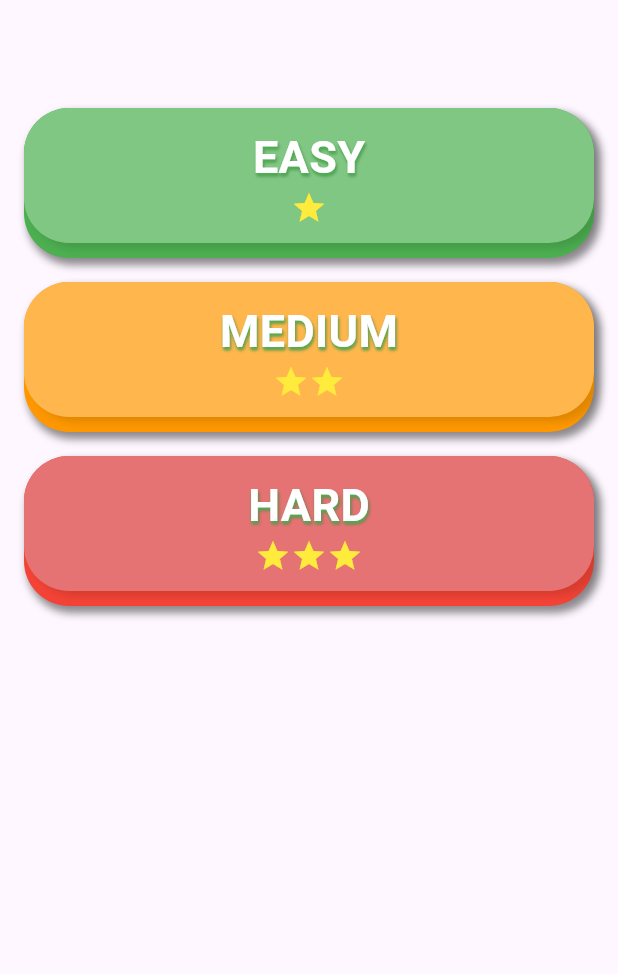
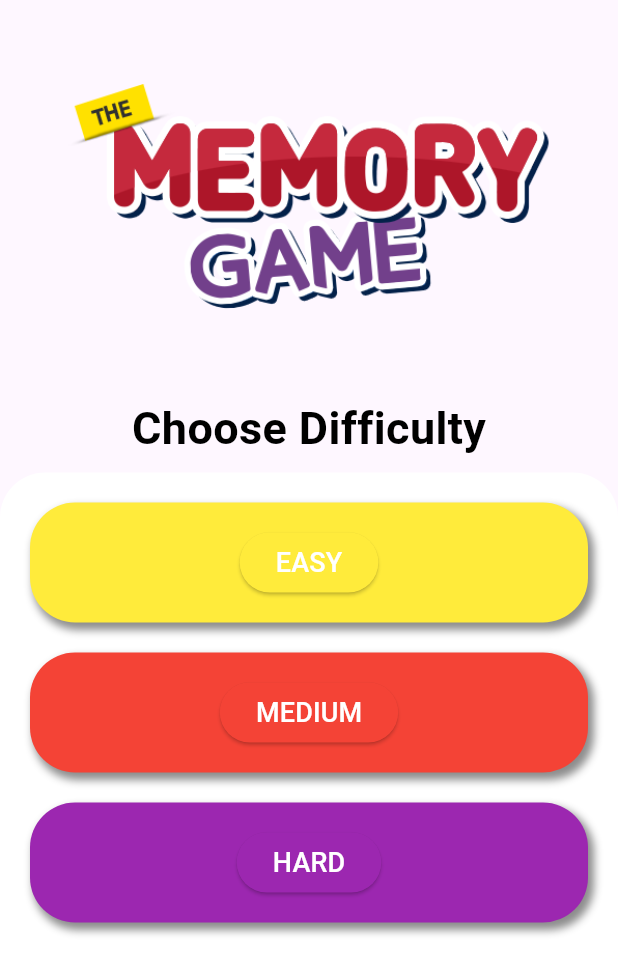
Before and after one commit to elisssa72/project1, a Flutter app: the screen it shows after launch, on a phone screen of 412 x 824 dp. Shown: the top 974 px of the screen. Run offline on Flutter 3.47's test engine with Material 3 defaults, Android fonts, the light colour scheme and no system bars; our stand-ins replace flip_card.

Commit message:
editing the homepage and changing the design

```diff
--- a/lib/data.dart
+++ b/lib/data.dart
@@ -66,7 +66,7 @@ List<bool> getInitialItemState(Level level) {
 List<GlobalKey<FlipCardState>> getCardStateKeys(Level level) {
   List<GlobalKey<FlipCardState>> cardStateKeys =
   [];
-  if (level == Level.Hard) {
+  if (level == Level.Hard) {            //addcards
     for (int i = 0; i < 18; i++) {
       cardStateKeys.add(GlobalKey<FlipCardState>());
     }
--- a/lib/homepage.dart
+++ b/lib/homepage.dart
@@ -12,8 +12,45 @@ class _HomePageState extends State<HomePage> {
   Widget build(BuildContext context) {
     return Scaffold(
       appBar: AppBar(),
-      body: Padding(
+      body: Column(
+        crossAxisAlignment: CrossAxisAlignment.start,
+        children: [
+          // Add an image here
+          Container(
+            height: 150,
+            width: double.infinity,
+            decoration: BoxDecoration(
+              image: DecorationImage(
+                image: AssetImage('assets/game.png'),
+
+              ),
+            ),
+          ),
+          SizedBox(height: 50),
+          Center(
+            child: Padding(
               padding: const EdgeInsets.all(8.0),
+              child: Text(
+                "Choose Difficulty",
+                style: TextStyle(
+                  color: Colors.black,
+                  fontSize: 30,
+                  fontWeight: FontWeight.bold,
+                ),
+              ),
+            ),
+          ),
+             Expanded(
+            child: Container(
+              decoration: BoxDecoration(
+                color: Colors.white,
+                borderRadius: BorderRadius.only(
+                  topLeft: Radius.circular(30),
+                  topRight: Radius.circular(30),
+                ),
+              ),
+              child: Padding(
+                padding: const EdgeInsets.all(10.0),
                 child: ListView.builder(
                   itemCount: _list.length,
                   itemBuilder: (context, index) {
@@ -23,14 +60,16 @@ class _HomePageState extends State<HomePage> {
                           context,
                           MaterialPageRoute(
                             builder: (BuildContext context) => _list[index].goto,
-                    ));
+                          ),
+                        );
                       },
                       child: Padding(
-                padding: const EdgeInsets.all(8.0),
+
+                        padding: const EdgeInsets.all(10.0),
                         child: Stack(
                           children: [
                             Container(
-                      height: 100,
+                              height: 80,
                               width: double.infinity,
                               decoration: BoxDecoration(
                                 color: _list[index].primarycolor,
@@ -40,52 +79,37 @@ class _HomePageState extends State<HomePage> {
                                     blurRadius: 4,
                                     color: Colors.black45,
                                     spreadRadius: 0.5,
-                                offset: Offset(3, 4))
-                          ]),
+                                    offset: Offset(3, 4),
                                   ),
-                    Container(
-                      height: 90,
-                      width: double.infinity,
-                      decoration: BoxDecoration(
-                          color: _list[index].secomdarycolor,
-                          borderRadius: BorderRadius.circular(30),
-                          boxShadow: [
-                            BoxShadow(
-                                blurRadius: 4,
-                                color: Colors.black12,
-                                spreadRadius: 0.3,
-                                offset: Offset(
-                                  5,
-                                  3,
-                                ))
-                          ]),
+                                ],
+                              ),
                               child: Column(
                                 mainAxisAlignment: MainAxisAlignment.center,
                                 children: [
-                          Center(
+                                  ElevatedButton(
+                                    onPressed: () {
+                                      Navigator.push(
+                                        context,
+                                        MaterialPageRoute(
+                                          builder: (BuildContext context) =>
+                                          _list[index].goto,
+                                        ),
+                                      );
+                                    },
+                                    style: ElevatedButton.styleFrom(
+                                      primary: _list[index].primarycolor,
+                                      shape: RoundedRectangleBorder(
+                                        borderRadius: BorderRadius.circular(20),
+                                      ),
+                                    ),
                                     child: Text(
                                       _list[index].name,
                                       style: TextStyle(
                                         color: Colors.white,
-                                    fontSize: 30,
-                                    fontWeight: FontWeight.bold,
-                                    shadows: [
-                                      Shadow(
-                                        color: Colors.black26,
-                                        blurRadius: 2,
-                                        offset: Offset(1, 2),
+                                        fontSize: 18,
                                       ),
-                                      Shadow(
-                                          color: Colors.green,
-                                          blurRadius: 2,
-                                          offset: Offset(0.5, 2))
-                                    ]),
-                              )),
-                          Row(
-                            mainAxisAlignment: MainAxisAlignment.center,
-                            crossAxisAlignment: CrossAxisAlignment.center,
-                            children: genratestar(_list[index].noOfstar),
-                          )
+                                    ),
+                                  ),
                                 ],
                               ),
                             ),
@@ -96,55 +120,40 @@ class _HomePageState extends State<HomePage> {
                   },
                 ),
               ),
+            ),
+          ),
+        ],
+      ),
     );
-  }
-
-  List<Widget> genratestar(int no) {
-    List<Widget> _icons = [];
-    for (int i = 0; i < no; i++) {
-      _icons.insert(
-          i,
-          Icon(
-            Icons.star,
-            color: Colors.yellow,
-          ));
-    }
-    return _icons;
   }
 }
 
 class Details {
   String name;
-  Color primarycolor;
-  Color secomdarycolor;
+  Color primarycolor; // Make sure this is assigned a valid Color
   Widget goto;
-  int noOfstar;
 
-  Details(
-      {required this.name,
+  Details({
+    required this.name,
     required this.primarycolor,
-        required this.secomdarycolor,
-        required this.noOfstar,
-        required this.goto});
+    required this.goto,
+  });
 }
 
 List<Details> _list = [
   Details(
     name: "EASY",
-      primarycolor: Colors.green,
-      secomdarycolor: Colors.green[300]!,
-      noOfstar: 1,
-      goto: FlipCardGane(Level.Easy)),
+    primarycolor: Colors.yellow,
+    goto: FlipCardGane(Level.Easy),
+  ),
   Details(
     name: "MEDIUM",
-      primarycolor: Colors.orange,
-      secomdarycolor: Colors.orange[300]!,
-      noOfstar: 2,
-      goto: FlipCardGane(Level.Medium)),
+    primarycolor: Colors.red,
+    goto: FlipCardGane(Level.Medium),
+  ),
   Details(
     name: "HARD",
-      primarycolor: Colors.red,
-      secomdarycolor: Colors.red[300]!,
-      noOfstar: 3,
-      goto: FlipCardGane(Level.Hard))
+    primarycolor: Colors.purple,
+    goto: FlipCardGane(Level.Hard),
+  ),
 ];
--- a/pubspec.yaml
+++ b/pubspec.yaml
@@ -61,6 +61,7 @@ flutter:
 
   # To add assets to your application, add an assets section, like this:
   assets:
+    - assets/
     - assets/languages/.
   #   - images/a_dot_ham.jpeg
 
```
Also changed, not shown: lib/flipcardgame.dart (+14 -14 lines), assets/game.png (added). Lines whose indentation alone changed are shown as unchanged.
